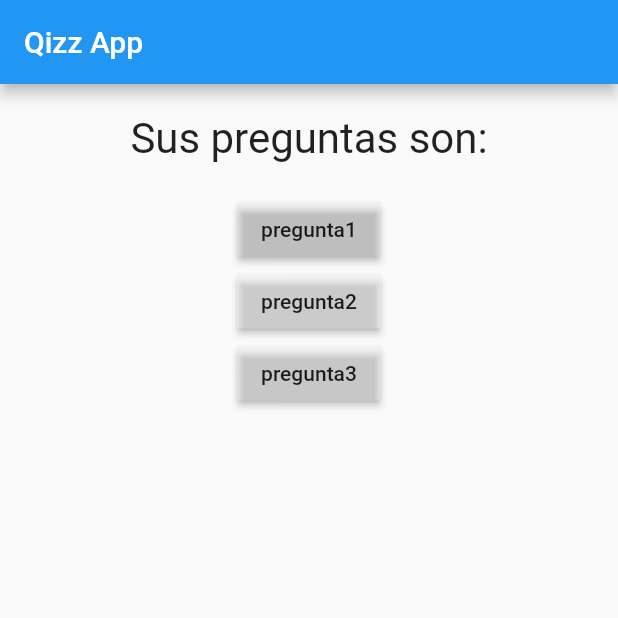
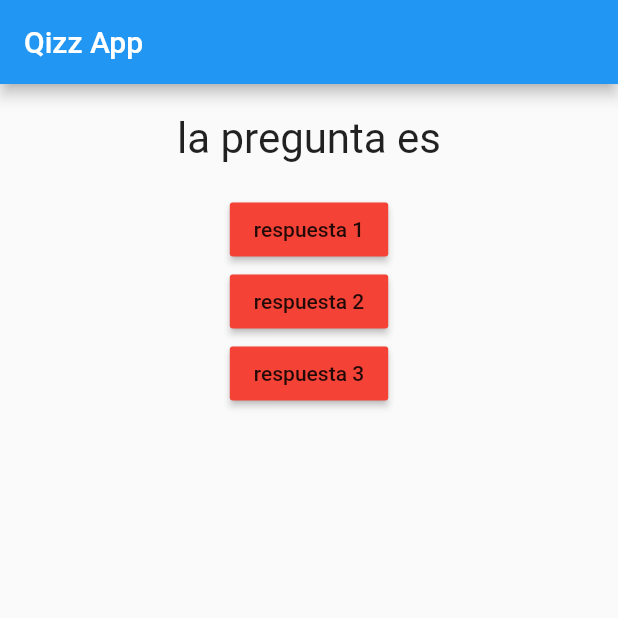
Before and after one commit to juan102010/flutterQuiz, a Flutter app: the screen it shows after launch, on a phone screen of 412 x 824 dp, the top half of it. Run offline on Flutter 3.47's test engine with Material 2 defaults, Android fonts, the phone set to English and light mode, and no system bars.

Commit message:
se guarda todo aparte

```diff
--- a/lib/main.dart
+++ b/lib/main.dart
@@ -1,5 +1,5 @@
 import 'package:flutter/material.dart';
-import 'preguntas.dart';
+import 'quiz.dart';
 void main(){
  runApp(MaterialApp(title:'Qiz app',home:QuizApp(),));
 }
@@ -12,23 +12,9 @@ Widget build(BuildContext context){
     appBar:AppBar(
       title:Text('Qizz App'),
     ),    body:Column(
+
       children: [
-        Pregunta('Sus preguntas son:'),
-        RaisedButton(
-          child: Text('pregunta1'),
-          onPressed: (){},
-          color: Colors.white12,
-        ),
-        RaisedButton(
-          child: Text('pregunta2'),
-          onPressed: (){},
-          color: Colors.white30,
-        ),
-        RaisedButton(
-          child: Text('pregunta3'),
-          onPressed: (){},
-          color: Colors.white24,
-        )
+        Quiz(),
       ])
     );
 }
--- /dev/null
+++ b/lib/quiz.dart
@@ -0,0 +1,18 @@
+import 'package:flutter/material.dart';
+import 'preguntas.dart';
+import 'respuesta.dart';
+
+class Quiz extends StatelessWidget {
+  String text;
+
+  @override
+  Widget build(BuildContext context) {
+    return Container(
+        child: Column(children: [
+      Pregunta('la pregunta es'),
+      Respuesta('respuesta 1'),
+      Respuesta('respuesta 2'),
+      Respuesta('respuesta 3'),
+    ]));
+  }
+}
--- /dev/null
+++ b/lib/respuesta.dart
@@ -0,0 +1,17 @@
+import 'package:flutter/material.dart';
+
+class Respuesta extends StatelessWidget {
+  String text;
+
+Respuesta(this.text);
+  @override
+  Widget build(BuildContext context){
+    return RaisedButton(
+
+          child: Text(text),
+          onPressed: (){},
+          color: Colors.red,
+
+    );
+  }
+}
```
